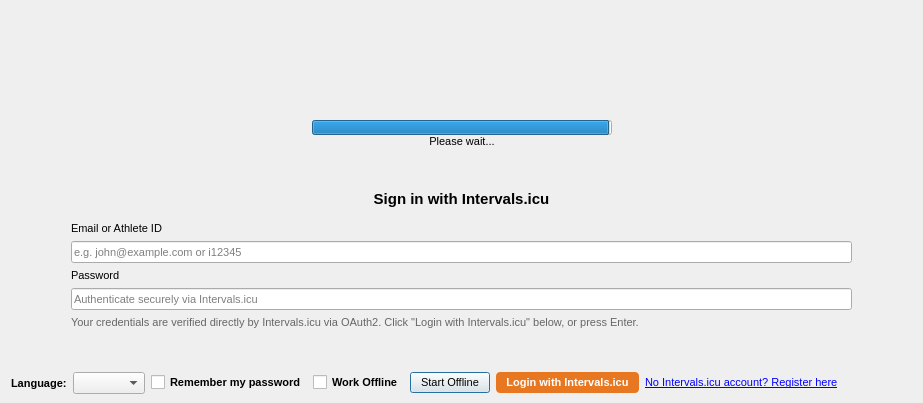
Before: the Qt Designer form src/ui/dialoglogin.ui in MaximumTrainer/MaximumTrainer_Redux, drawn with Qt 5.
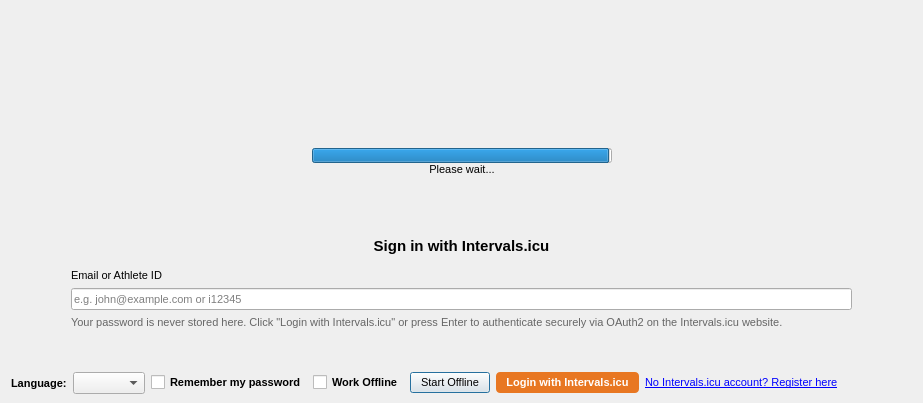
After: the same form once the commit is applied. Icons and pictures are not drawn. Custom widgets are drawn as their Qt base class.

Commit message: fix: remove unused password field, fix QMovie shadowing, clarify id=0 comments

```diff
--- a/src/ui/dialoglogin.ui
+++ b/src/ui/dialoglogin.ui
@@ -483,27 +483,10 @@
         </property>
        </widget>
       </item>
-      <item>
-       <widget class="QLabel" name="label_passwordField">
-        <property name="text">
-         <string>Password</string>
-        </property>
-       </widget>
-      </item>
-      <item>
-       <widget class="QLineEdit" name="lineEdit_password">
-        <property name="echoMode">
-         <enum>QLineEdit::Password</enum>
-        </property>
-        <property name="placeholderText">
-         <string>Authenticate securely via Intervals.icu</string>
-        </property>
-       </widget>
-      </item>
       <item>
        <widget class="QLabel" name="label_oauthNote">
         <property name="text">
-         <string>Your credentials are verified directly by Intervals.icu via OAuth2. Click "Login with Intervals.icu" below, or press Enter.</string>
+         <string>Your password is never stored here. Click "Login with Intervals.icu" or press Enter to authenticate securely via OAuth2 on the Intervals.icu website.</string>
         </property>
         <property name="wordWrap">
          <bool>true</bool>
```
The commit also changes 2 other files.
